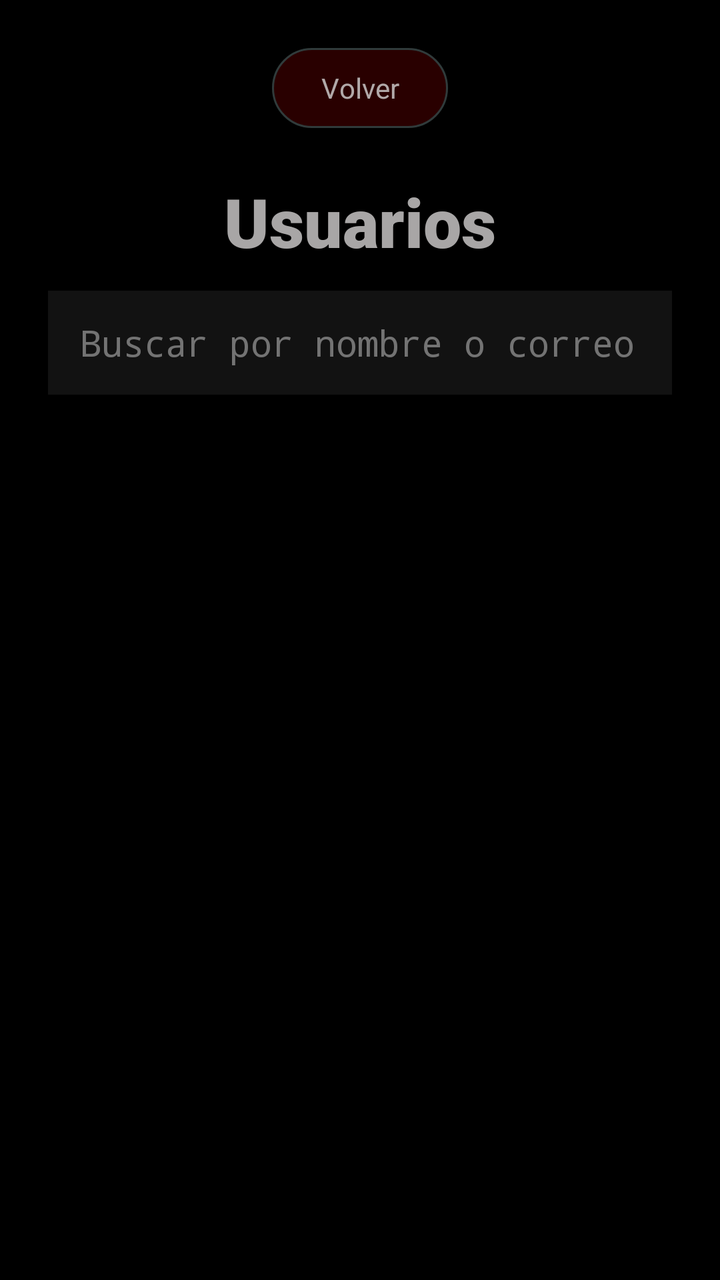
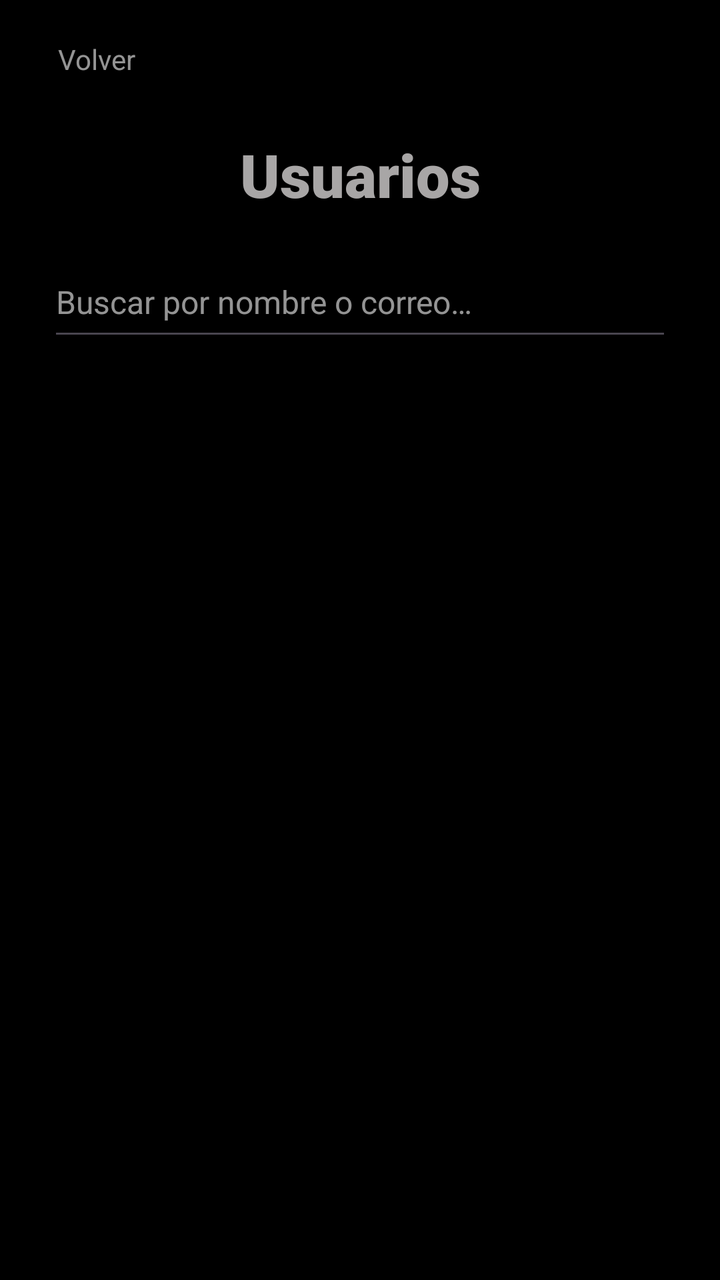

Screens rendered from an Android XML layout before and after an edit, with the pre-edit source and the edit as a unified diff.
<!-- AndroidManifest.xml: application theme Theme.PROYECTOPENKA -->
<!-- res/layout/activity_usuarios.xml -->
<?xml version="1.0" encoding="utf-8"?>
<androidx.constraintlayout.widget.ConstraintLayout xmlns:android="http://schemas.android.com/apk/res/android"
    xmlns:app="http://schemas.android.com/apk/res-auto"
    xmlns:tools="http://schemas.android.com/tools"
    android:id="@+id/main"
    android:layout_width="match_parent"
    android:layout_height="match_parent"
    tools:context=".UsuarioCrud">

    <Button
        android:id="@+id/btnbackusuarios"
        android:layout_width="wrap_content"
        android:layout_height="wrap_content"
        android:layout_marginTop="20dp"
        android:backgroundTint="#26960000"
        android:fontFamily="sans-serif"
        android:text="Volver"
        android:textColor="#CCD3D3D3"
        app:layout_constraintEnd_toEndOf="parent"
        app:layout_constraintStart_toStartOf="parent"
        app:layout_constraintTop_toTopOf="parent"
        app:strokeColor="#80397676"
        app:strokeWidth="1sp" />

    <TextView
        android:id="@+id/titleusuarios"
        android:layout_width="wrap_content"
        android:layout_height="wrap_content"
        android:layout_marginTop="20dp"
        android:fontFamily="sans-serif-black"
        android:text="Usuarios"
        android:textColor="#A8A6A6"
        android:textSize="34sp"
        app:layout_constraintEnd_toEndOf="parent"
        app:layout_constraintStart_toStartOf="parent"
        app:layout_constraintTop_toBottomOf="@+id/btnbackusuarios" />

    <EditText
        android:id="@+id/searchInputUsuarios"
        android:layout_width="match_parent"
        android:layout_height="52dp"
        android:layout_marginStart="24dp"
        android:layout_marginTop="12dp"
        android:layout_marginEnd="24dp"
        android:background="#12FFFFFF"
        android:ems="10"
        android:fontFamily="monospace"
        android:hint="Buscar por nombre o correo..."
        android:inputType="text"
        android:paddingStart="16dp"
        android:paddingEnd="16dp"
        android:textColor="#CCD3D3D3"
        android:textColorHint="#80D3D3D3"
        app:layout_constraintEnd_toEndOf="parent"
        app:layout_constraintStart_toStartOf="parent"
        app:layout_constraintTop_toBottomOf="@+id/titleusuarios" />

    <TextView
        android:id="@+id/txtEstadoSync"
        android:layout_width="wrap_content"
        android:layout_height="wrap_content"
        android:layout_marginTop="12dp"
        android:fontFamily="monospace"
        android:text=""
        android:textColor="#80D3D3D3"
        android:textSize="13sp"
        app:layout_constraintEnd_toEndOf="parent"
        app:layout_constraintStart_toStartOf="parent"
        app:layout_constraintTop_toBottomOf="@+id/searchInputUsuarios" />

    <androidx.recyclerview.widget.RecyclerView
        android:id="@+id/listaUsuarios"
        android:layout_width="match_parent"
        android:layout_height="0dp"
        android:layout_marginStart="24dp"
        android:layout_marginTop="12dp"
        android:layout_marginEnd="24dp"
        android:layout_marginBottom="16dp"
        app:layout_constraintBottom_toBottomOf="parent"
        app:layout_constraintEnd_toEndOf="parent"
        app:layout_constraintStart_toStartOf="parent"
        app:layout_constraintTop_toBottomOf="@+id/txtEstadoSync" />

</androidx.constraintlayout.widget.ConstraintLayout>
<!-- resources referenced by this layout -->
<resources>
  <style name="Theme.PROYECTOPENKA" parent="Base.Theme.PROYECTOPENKA" />
  <style name="Base.Theme.PROYECTOPENKA" parent="Theme.Material3.DayNight.NoActionBar">
          <item name="android:windowBackground">@android:color/black</item>
          <item name="android:windowAnimationStyle">@style/FadeTransition</item>
      </style>
  <style name="FadeTransition" parent="@android:style/Animation.Activity">
          <item name="android:activityOpenEnterAnimation">@anim/fade_in</item>
          <item name="android:activityOpenExitAnimation">@anim/fade_out</item>
          <item name="android:activityCloseEnterAnimation">@anim/fade_in</item>
          <item name="android:activityCloseExitAnimation">@anim/fade_out</item>
      </style>
</resources>

<!-- the commit's change to res/layout/activity_usuarios.xml (unified diff, before → after) -->
@@ -9,68 +9,53 @@
 
     <Button
         android:id="@+id/btnbackusuarios"
+        style="@style/Boton.Volver"
         android:layout_width="wrap_content"
         android:layout_height="wrap_content"
-        android:layout_marginTop="20dp"
-        android:backgroundTint="#26960000"
-        android:fontFamily="sans-serif"
+        android:layout_marginStart="8dp"
+        android:layout_marginTop="8dp"
         android:text="Volver"
-        android:textColor="#CCD3D3D3"
-        app:layout_constraintEnd_toEndOf="parent"
         app:layout_constraintStart_toStartOf="parent"
-        app:layout_constraintTop_toTopOf="parent"
-        app:strokeColor="#80397676"
-        app:strokeWidth="1sp" />
+        app:layout_constraintTop_toTopOf="parent" />
 
     <TextView
         android:id="@+id/titleusuarios"
+        style="@style/Titulo"
         android:layout_width="wrap_content"
         android:layout_height="wrap_content"
-        android:layout_marginTop="20dp"
-        android:fontFamily="sans-serif-black"
+        android:layout_marginTop="16dp"
         android:text="Usuarios"
-        android:textColor="#A8A6A6"
-        android:textSize="34sp"
         app:layout_constraintEnd_toEndOf="parent"
         app:layout_constraintStart_toStartOf="parent"
         app:layout_constraintTop_toBottomOf="@+id/btnbackusuarios" />
 
     <EditText
         android:id="@+id/searchInputUsuarios"
-        android:layout_width="match_parent"
-        android:layout_height="52dp"
+        style="@style/Campo"
         android:layout_marginStart="24dp"
-        android:layout_marginTop="12dp"
         android:layout_marginEnd="24dp"
-        android:background="#12FFFFFF"
-        android:ems="10"
-        android:fontFamily="monospace"
-        android:hint="Buscar por nombre o correo..."
+        android:layout_marginTop="16dp"
+        android:autofillHints=""
+        android:hint="Buscar por nombre o correo…"
         android:inputType="text"
-        android:paddingStart="16dp"
-        android:paddingEnd="16dp"
-        android:textColor="#CCD3D3D3"
-        android:textColorHint="#80D3D3D3"
+        android:textAlignment="textStart"
         app:layout_constraintEnd_toEndOf="parent"
         app:layout_constraintStart_toStartOf="parent"
         app:layout_constraintTop_toBottomOf="@+id/titleusuarios" />
 
     <TextView
         android:id="@+id/txtEstadoSync"
+        style="@style/Pista"
         android:layout_width="wrap_content"
         android:layout_height="wrap_content"
-        android:layout_marginTop="12dp"
-        android:fontFamily="monospace"
-        android:text=""
-        android:textColor="#80D3D3D3"
-        android:textSize="13sp"
+        android:layout_marginTop="8dp"
         app:layout_constraintEnd_toEndOf="parent"
         app:layout_constraintStart_toStartOf="parent"
         app:layout_constraintTop_toBottomOf="@+id/searchInputUsuarios" />
 
     <androidx.recyclerview.widget.RecyclerView
         android:id="@+id/listaUsuarios"
-        android:layout_width="match_parent"
+        android:layout_width="0dp"
         android:layout_height="0dp"
         android:layout_marginStart="24dp"
         android:layout_marginTop="12dp"
<!-- resource entries referenced after the edit -->
@@ -1,6 +1,69 @@
 <!-- resources referenced by this layout -->
 <resources>
+  <style name="Boton.Volver">
+          <item name="android:background">@drawable/fondo_boton_plano</item>
+          <item name="android:textColor">@color/texto_pista</item>
+          <item name="android:textSize">14sp</item>
+          <item name="android:minHeight">40dp</item>
+          <item name="android:paddingStart">8dp</item>
+          <item name="android:paddingEnd">16dp</item>
+          <item name="android:paddingTop">8dp</item>
+          <item name="android:paddingBottom">8dp</item>
+          <item name="android:drawableStart">@drawable/ic_volver</item>
+          <item name="android:drawablePadding">6dp</item>
+      </style>
+  <style name="Campo" parent="Widget.AppCompat.EditText">
+          <item name="android:layout_width">match_parent</item>
+          <item name="android:layout_height">52dp</item>
+          <item name="android:fontFamily">sans-serif</item>
+          <item name="android:textSize">16sp</item>
+          <item name="android:textColor">@color/texto</item>
+          <item name="android:textColorHint">@color/texto_pista</item>
+          <item name="android:textAlignment">center</item>
+      </style>
+  <style name="Pista">
+          <item name="android:fontFamily">sans-serif</item>
+          <item name="android:textColor">@color/texto_pista</item>
+          <item name="android:textSize">14sp</item>
+          <item name="android:textAlignment">center</item>
+      </style>
+  <style name="Titulo">
+          <item name="android:fontFamily">sans-serif-black</item>
+          <item name="android:textColor">@color/texto_titulo</item>
+          <item name="android:textSize">30sp</item>
+          <item name="android:textAlignment">center</item>
+      </style>
   <style name="Theme.PROYECTOPENKA" parent="Base.Theme.PROYECTOPENKA" />
+  <!-- drawable fondo_boton_plano (drawable) -->
+  <?xml version="1.0" encoding="utf-8"?>
+  <selector xmlns:android="http://schemas.android.com/apk/res/android">
+      <item android:state_pressed="true">
+          <shape android:shape="rectangle">
+              <solid android:color="#26FFFFFF" />
+              <corners android:radius="6dp" />
+          </shape>
+      </item>
+      <item>
+          <shape android:shape="rectangle">
+              <solid android:color="#00000000" />
+              <corners android:radius="6dp" />
+          </shape>
+      </item>
+  </selector>
+  <color name="texto_pista">#B3D3D3D3</color>
+  <!-- drawable ic_volver (drawable) -->
+  <?xml version="1.0" encoding="utf-8"?>
+  <vector xmlns:android="http://schemas.android.com/apk/res/android"
+      android:width="20dp"
+      android:height="20dp"
+      android:viewportWidth="24"
+      android:viewportHeight="24">
+      <path
+          android:fillColor="#FFD3D3D3"
+          android:pathData="M15.41,7.41L14,6l-6,6 6,6 1.41,-1.41L10.83,12z" />
+  </vector>
+  <color name="texto">#FFD3D3D3</color>
+  <color name="texto_titulo">#FFA8A6A6</color>
   <style name="Base.Theme.PROYECTOPENKA" parent="Theme.Material3.DayNight.NoActionBar">
           <item name="android:windowBackground">@android:color/black</item>
           <item name="android:windowAnimationStyle">@style/FadeTransition</item>
